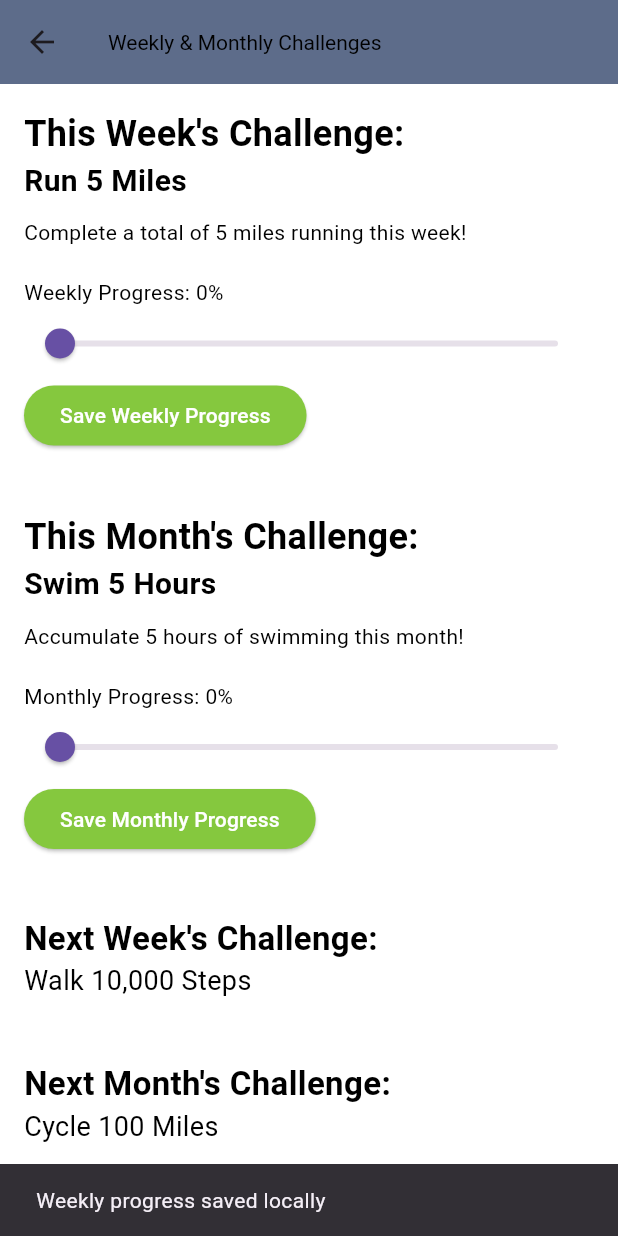
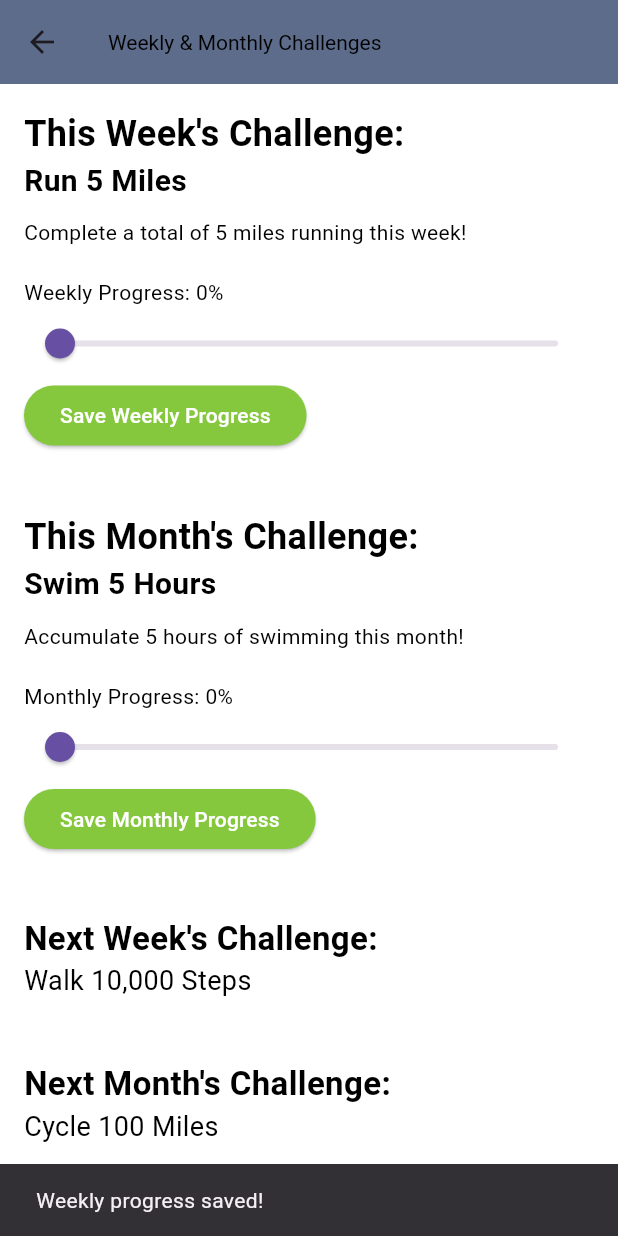
Before and after one commit to Natlope5/FitBattles, a Flutter app: the TimeBasedChallengesPage screen opened by its route, after a tap on "Save Weekly Progress", on a phone screen of 412 x 824 dp. Run offline on Flutter 3.47's test engine with Material 3 defaults, Android fonts, the phone set to English and light mode, and no system bars; our stand-ins replace camera, cloud_firestore, firebase_auth, firebase_core, firebase_messaging, firebase_storage and 10 more; accounts and stored records are empty.

Commit message:
Snackbar messages changed on Time Based Challenges Page

```diff
--- a/lib/pages/challenges/time_based_challenges_page.dart
+++ b/lib/pages/challenges/time_based_challenges_page.dart
@@ -52,7 +52,7 @@ class TimeBasedChallengesPageState extends State<TimeBasedChallengesPage> {
     await prefs.setInt('weekly_challenge_progress', _weeklyProgress);
     if (mounted) {
       ScaffoldMessenger.of(context).showSnackBar(
-        const SnackBar(content: Text('Weekly progress saved locally')),
+        const SnackBar(content: Text('Weekly progress saved!')),
       );
     }
   }
@@ -66,7 +66,7 @@ class TimeBasedChallengesPageState extends State<TimeBasedChallengesPage> {
     await prefs.setInt('monthly_challenge_progress', _monthlyProgress);
     if (mounted) {
       ScaffoldMessenger.of(context).showSnackBar(
-        const SnackBar(content: Text('Monthly progress saved locally')),
+        const SnackBar(content: Text('Monthly progress saved!')),
       );
     }
   }
```
